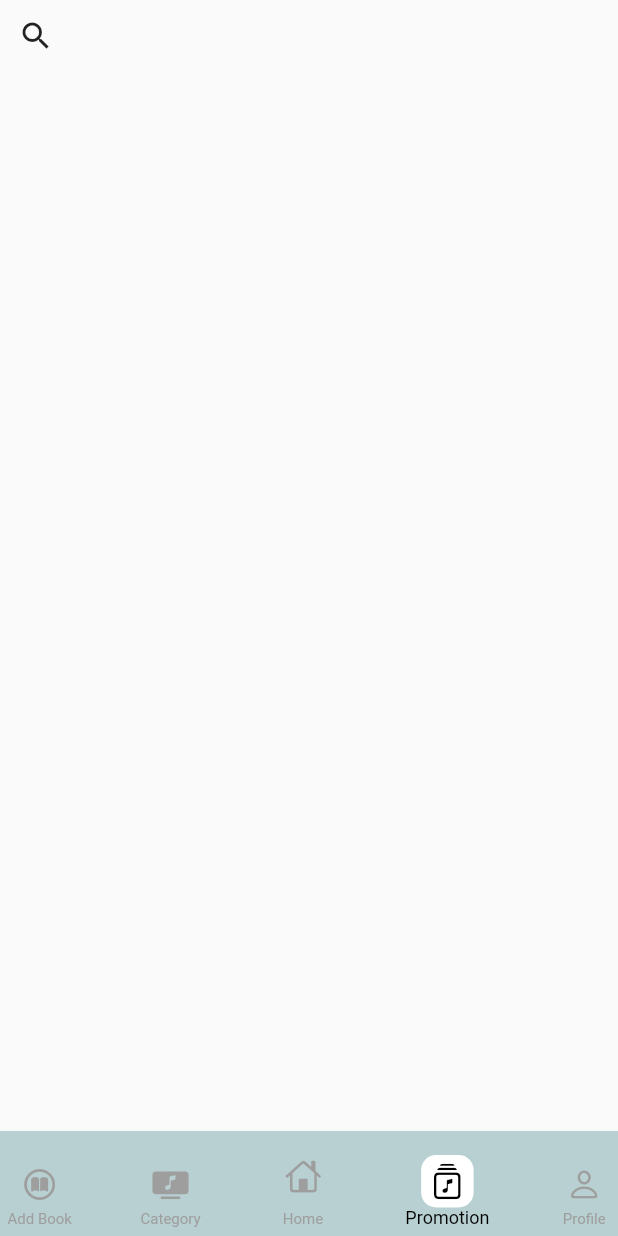
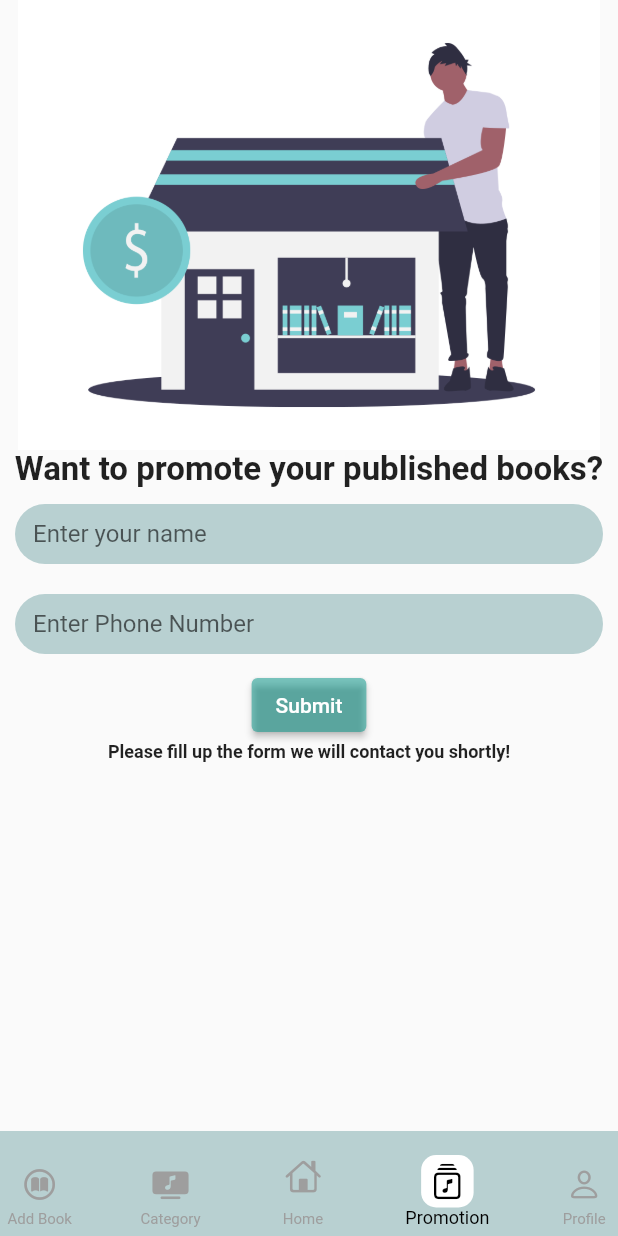
Before and after one commit to mustafahawari/book_aviyan, a Flutter app: the screen it shows after launch, item 4 of the bottom bar chosen, on a phone screen of 412 x 824 dp. Run offline on Flutter 3.47's test engine with Material 2 defaults, Android fonts, the phone set to English and light mode, and no system bars; our stand-ins replace cloud_firestore, firebase_auth, firebase_core, firebase_storage, flutter_swiper_null_safety, google_sign_in and 2 more; accounts and stored records are empty; network calls fail.

Commit message:
Promotion Page Completed

```diff
--- a/lib/pages/promotion/promotion_page.dart
+++ b/lib/pages/promotion/promotion_page.dart
@@ -1,85 +1,77 @@
-import 'package:book_aviyan_final/services/user_state.dart';
+import 'package:book_aviyan_final/consts/colors.dart';
 import 'package:flutter/material.dart';
-
-import 'package:book_aviyan_final/models/book_model.dart';
-import 'package:book_aviyan_final/provider/book_provider.dart';
-import 'package:provider/provider.dart';
 
 class PromotionPage extends StatelessWidget {
   const PromotionPage({Key? key}) : super(key: key);
   Widget build(BuildContext context) {
     return Scaffold(
-      body: SafeArea(
-        child: Row(
+      body: SingleChildScrollView(
+        child: Column(
           children: [
-            IconButton(
-                icon: Icon(Icons.search),
-                onPressed: () {
-                  showSearch(context: context, delegate: DataSearch());
-                })
+            Image.asset(
+              "assets/images/book_promote.png",
+              height: 300,
+              width: double.infinity,
+            ),
+            // Text(
+            //   "Promote",
+            //   style: TextStyle(
+            //     color: Colors.teal,
+            //     fontSize: 30,
+            //     fontWeight: FontWeight.bold,
+            //   ),
+            // ),
+            Text(
+              "Want to promote your published books?",
+              textAlign: TextAlign.center,
+              style: TextStyle(
+                fontSize: 22,
+                fontWeight: FontWeight.bold,
+              ),
+            ),
+            userInfoForm("Enter your name"),
+            userInfoForm("Enter Phone Number"),
+            ElevatedButton(
+              style: ButtonStyle(
+                backgroundColor:
+                    MaterialStateProperty.all(Colors.teal.withOpacity(0.5)),
+              ),
+              onPressed: () {},
+              child: Text("Submit"),
+            ),
+            Text(
+              "Please fill up the form we will contact you shortly!",
+              textAlign: TextAlign.center,
+              style: TextStyle(
+                fontSize: 12,
+                fontWeight: FontWeight.bold,
+              ),
+            ),
+            SizedBox(height: 20)
           ],
         ),
       ),
     );
   }
-}
 
-class DataSearch extends SearchDelegate<String> {
-  List<BookModel> suggestions = [];
-  @override
-  List<Widget> buildActions(BuildContext context) {
-    return [
-      IconButton(
-        icon: Icon(Icons.clear),
-        onPressed: () {
-          query = '';
-        },
+  Padding userInfoForm(String hintText) {
+    return Padding(
+      padding: const EdgeInsets.all(10.0),
+      child: SizedBox(
+        height: 40,
+        child: TextField(
+          decoration: InputDecoration(
+            contentPadding: EdgeInsets.symmetric(horizontal: 12),
+            hintText: hintText,
+            filled: true,
+            fillColor: AppColor.mainColor,
+            border: OutlineInputBorder(
+              borderSide: BorderSide.none,
+              borderRadius: BorderRadius.circular(20),
+            ),
+          ),
+        ),
       ),
-    ];
-  }
-
-  @override
-  Widget buildLeading(BuildContext context) {
-    return IconButton(
-      icon: Icon(Icons.arrow_back),
-      onPressed: () {
-        close(context, query);
-      },
     );
   }
-
-  @override
-  Widget buildResults(BuildContext context) {
-    return Card(
-      child: Text(query),
-    );
-  }
-
-  @override
-  Widget buildSuggestions(BuildContext context) {
-    final _bookProvider = Provider.of<BookProvider>(context);
-
-    List<BookModel> _bookList = _bookProvider.books;
-    final List<BookModel> suggestionsItems = query.isEmpty
-        ? suggestions
-        : _bookList
-            .where((element) =>
-                element.title!.toLowerCase().contains(query.toLowerCase()))
-            .toList();
-
-    return ListView.builder(
-        itemCount: suggestionsItems.length,
-        itemBuilder: (context, index) {
-          return ListTile(
-            title: Text(suggestionsItems[index].title!),
-            onTap: () {
-              showResults(context);
-              Navigator.push(
-                  context,
-                  MaterialPageRoute(
-                      builder: (context) => UserState(index: index)));
-            },
-          );
-        });
-  }
 }
```
Also changed, not shown: assets/images/book_promote.png (added), assets/images/book_read.png (added).
